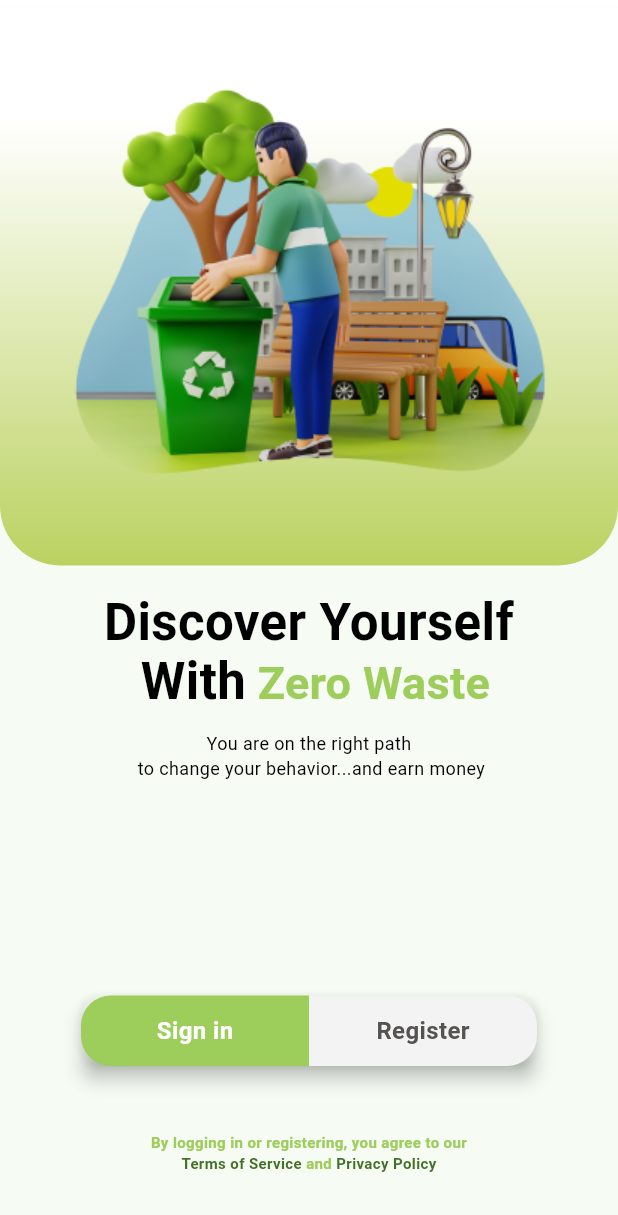
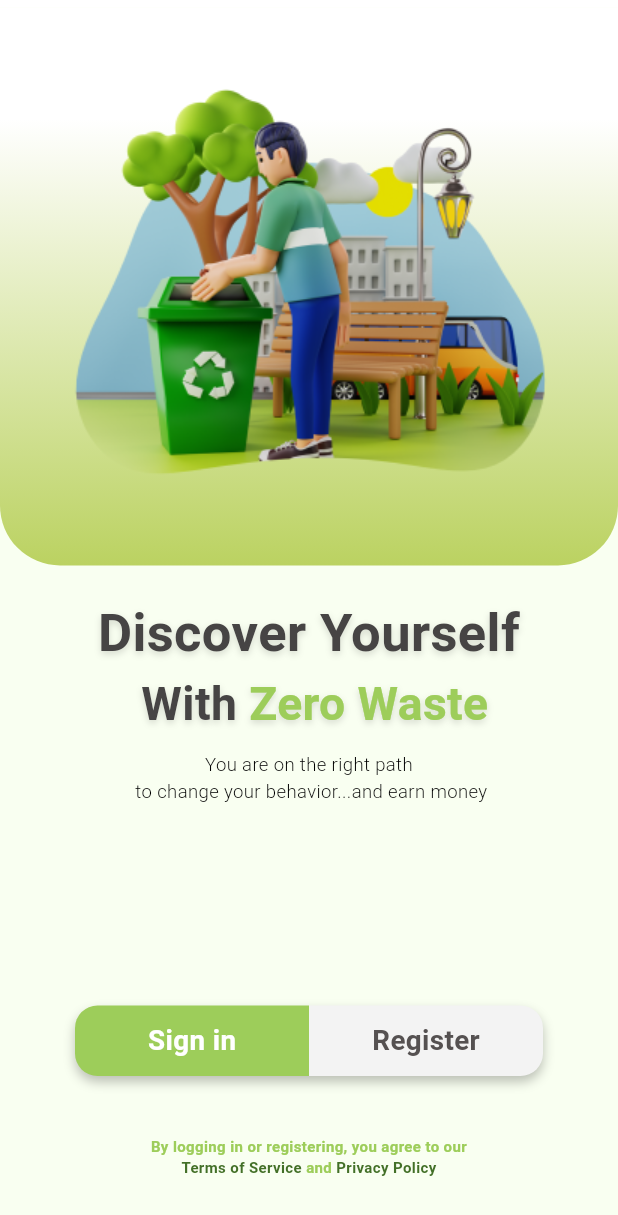
Before and after one commit to Marawanemad/Zero-Waste-App, a Flutter app: the screen it shows after launch, on a phone screen of 412 x 824 dp. Shown: the top 1215 px of the screen. Run offline on Flutter 3.47's test engine with Material 3 defaults, Android fonts, the phone set to English and light mode, and no system bars; our stand-ins replace dio, flutter_bloc, flutter_svg, icons_plus, shared_preferences, smooth_page_indicator; Roboto replaces fonts that are missing (Outfit).

Commit message:
auth screen bug fixes

```diff
--- /dev/null
+++ b/devtools_options.yaml
@@ -0,0 +1 @@
+extensions:
--- a/lib/modules/authentication/auth_screen.dart
+++ b/lib/modules/authentication/auth_screen.dart
@@ -2,6 +2,7 @@ import 'package:flutter/material.dart';
 import 'package:zero_waste_app/modules/authentication/login/login_screen.dart';
 import 'package:zero_waste_app/modules/authentication/register/register_screen.dart';
 import 'package:zero_waste_app/shared/assets.dart';
+import 'package:zero_waste_app/shared/extensions/context_width_extension.dart';
 import 'package:zero_waste_app/shared/themes/colors.dart';
 import 'package:zero_waste_app/shared/themes/font_styles.dart';
 import 'package:zero_waste_app/shared/helpers/navigator.dart';
@@ -34,6 +35,7 @@ class _AuthScreenState extends State<AuthScreen> {
   @override
   Widget build(BuildContext context) {
     return Scaffold(
+      backgroundColor: CustomColors.liteGreenF1,
       appBar: AppBar(
         backgroundColor: Colors.white,
         toolbarHeight: 5,
@@ -69,17 +71,42 @@ class _AuthScreenState extends State<AuthScreen> {
             Text.rich(
               textAlign: TextAlign.center,
               TextSpan(
+                style: TextStyle(
+                  shadows: [
+                    Shadow(
+                      offset: const Offset(0, 2),
+                      blurRadius: 6.0,
+                      color: const Color(0x00000000).withOpacity(.15),
+                    ),
+                  ],
+                ),
                 children: [
                   TextSpan(
-                    text: "Discover Yourself\n With",
-                    style: CustomTextStyle.bold34.copyWith(height: 1.1),
+                    text: "Discover Yourself\n",
+                    style: CustomTextStyle.bold34
+                        .copyWith(
+                          // height: 1.1,
+                          color: const Color(0xFF464444),
+                        )
+                        .responsive(context),
+                  ),
+                  TextSpan(
+                    text: " With",
+                    style: const TextStyle(
+                      color: Color(0xFF464444),
+                      fontSize: 30,
+                      fontFamily: 'Outfit',
+                      fontWeight: FontWeight.w700,
+                    ).responsive(context),
                   ),
                   TextSpan(
                     text: " Zero Waste",
-                    style: CustomTextStyle.bold32.copyWith(
-                      fontSize: 30,
-                      color: CustomColors.vividGreen5A,
-                    ),
+                    style: CustomTextStyle.bold32
+                        .copyWith(
+                          fontSize: 30,
+                          color: CustomColors.vividGreen5A,
+                        )
+                        .responsive(context),
                   ),
                 ],
               ),
@@ -88,14 +115,28 @@ class _AuthScreenState extends State<AuthScreen> {
             Text(
               "You are on the right path\n to change your behavior...and earn money",
               textAlign: TextAlign.center,
-              style: CustomTextStyle.regular12.copyWith(color: Colors.black),
+              style: CustomTextStyle.regular12
+                  .copyWith(
+                    color: Colors.black,
+                    fontWeight: FontWeight.w300,
+                  )
+                  .responsive(context),
             ),
             const Spacer(flex: 2),
             Padding(
               padding: const EdgeInsets.symmetric(horizontal: 50),
-              child: Card(
-                color: Colors.white.withOpacity(0),
-                elevation: 5,
+              child: Container(
+                decoration: const BoxDecoration(
+                  borderRadius: BorderRadius.all(Radius.circular(15)),
+                  boxShadow: [
+                    BoxShadow(
+                      color: Color(0x3F000000),
+                      blurRadius: 6,
+                      offset: Offset(0, 4),
+                      spreadRadius: 0,
+                    )
+                  ],
+                ),
                 child: Row(
                   mainAxisAlignment: MainAxisAlignment.center,
                   children: [
@@ -103,21 +144,19 @@ class _AuthScreenState extends State<AuthScreen> {
                       button_color: CustomColors.vividGreen5A,
                       button_text: Text(
                         "Sign in",
-                        style: CustomTextStyle.bold16
-                            .copyWith(color: Colors.white),
+                        style: CustomTextStyle.semiBold18
+                            .copyWith(color: Colors.white)
+                            .responsive(context),
                       ),
                       lift_radius: true,
-                      onTap: () {
-                        navigateAndFinish(
-                            context: context, pageScreen: const LoginScreen());
-                      },
+                      onTap: () => navigateAndFinish(
+                          context: context, pageScreen: const LoginScreen()),
                     ),
                     authButton(
                       button_color: CustomColors.greyF3,
                       button_text: Text(
                         "Register",
-                        style: CustomTextStyle.bold16
-                            .copyWith(color: CustomColors.darkGrey52),
+                        style: CustomTextStyle.semiBold18.responsive(context),
                       ),
                       lift_radius: false,
                       onTap: () {
@@ -174,16 +213,16 @@ Widget authButton({
     child: InkWell(
       onTap: onTap,
       borderRadius: BorderRadius.horizontal(
-        left: lift_radius ? const Radius.circular(20) : Radius.zero,
-        right: lift_radius ? Radius.zero : const Radius.circular(20),
+        left: lift_radius ? const Radius.circular(15) : Radius.zero,
+        right: lift_radius ? Radius.zero : const Radius.circular(15),
       ),
       child: Container(
         height: 47.0,
         decoration: BoxDecoration(
           color: button_color,
           borderRadius: BorderRadius.horizontal(
-            left: lift_radius ? const Radius.circular(20) : Radius.zero,
-            right: lift_radius ? Radius.zero : const Radius.circular(20),
+            left: lift_radius ? const Radius.circular(15) : Radius.zero,
+            right: lift_radius ? Radius.zero : const Radius.circular(15),
           ),
         ),
         child: Center(child: button_text),
--- a/lib/shared/themes/colors.dart
+++ b/lib/shared/themes/colors.dart
@@ -20,6 +20,7 @@ abstract class CustomColors {
   static const Color grey73 = Color(0xFF737373);
   static const Color darkGrey73 = Color(0xFF434141);
   static const Color darkGrey52 = Color(0xFF555252);
+  static const Color darkGrey51 = Color(0xFF555151);
   static const Color black19 = Color(0xFF030319);
   static const Color red05 = Color(0xFFFC0005);
   static const Color red4B = Color(0xFFEF574B);
--- a/lib/shared/themes/font_styles.dart
+++ b/lib/shared/themes/font_styles.dart
@@ -144,4 +144,11 @@ abstract class CustomTextStyle {
     fontWeight: FontWeight.w100,
     color: Colors.black,
   );
+  static const TextStyle semiBold18 = TextStyle(
+    color: CustomColors.darkGrey51,
+    fontSize: 18,
+    fontFamily: 'Outfit',
+    fontWeight: FontWeight.w600,
+    height: 0,
+  );
 }
```
